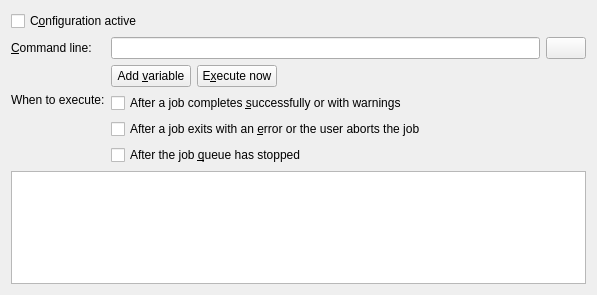
Old version of the form src/mkvtoolnix-gui/forms/main_window/prefs_run_program_widget.ui in the repository jpsdr/MKVToolnix-Windows-7.
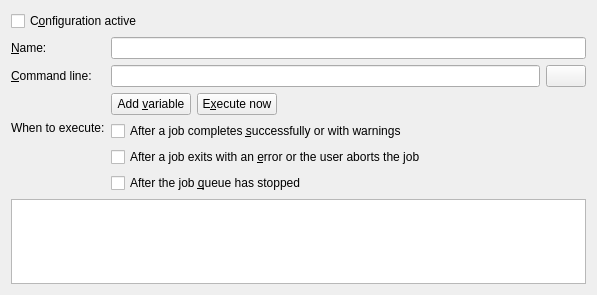
New version of the form. Icons and pictures are not drawn.

Commit message: GUI: run program: allow the user to give configuration a descriptive name

What changed in the file:
```diff
--- a/src/mkvtoolnix-gui/forms/main_window/prefs_run_program_widget.ui
+++ b/src/mkvtoolnix-gui/forms/main_window/prefs_run_program_widget.ui
@@ -23,7 +23,7 @@
    </item>
    <item>
     <layout class="QGridLayout" name="gridLayout">
-     <item row="0" column="0">
+     <item row="1" column="0">
       <widget class="QLabel" name="lCommandLine">
        <property name="text">
         <string>&amp;Command line:</string>
@@ -33,7 +33,7 @@
        </property>
       </widget>
      </item>
-     <item row="0" column="1">
+     <item row="1" column="1">
       <layout class="QHBoxLayout" name="horizontalLayout">
        <item>
         <widget class="QLineEdit" name="leCommandLine"/>
@@ -51,7 +51,34 @@
        </item>
       </layout>
      </item>
-     <item row="1" column="1">
+     <item row="3" column="0">
+      <layout class="QVBoxLayout" name="verticalLayout_2">
+       <item>
+        <widget class="QLabel" name="lWhenToExecute">
+         <property name="text">
+          <string>When to execute:</string>
+         </property>
+        </widget>
+       </item>
+       <item>
+        <spacer name="verticalSpacer_2">
+         <property name="orientation">
+          <enum>Qt::Vertical</enum>
+         </property>
+         <property name="sizeType">
+          <enum>QSizePolicy::MinimumExpanding</enum>
+         </property>
+         <property name="sizeHint" stdset="0">
+          <size>
+           <width>20</width>
+           <height>0</height>
+          </size>
+         </property>
+        </spacer>
+       </item>
+      </layout>
+     </item>
+     <item row="2" column="1">
       <layout class="QHBoxLayout" name="horizontalLayout_2">
        <item>
         <widget class="QPushButton" name="pbAddVariable">
@@ -90,34 +117,7 @@
        </item>
       </layout>
      </item>
-     <item row="2" column="0">
-      <layout class="QVBoxLayout" name="verticalLayout_2">
-       <item>
-        <widget class="QLabel" name="lWhenToExecute">
-         <property name="text">
-          <string>When to execute:</string>
-         </property>
-        </widget>
-       </item>
-       <item>
-        <spacer name="verticalSpacer_2">
-         <property name="orientation">
-          <enum>Qt::Vertical</enum>
-         </property>
-         <property name="sizeType">
-          <enum>QSizePolicy::MinimumExpanding</enum>
-         </property>
-         <property name="sizeHint" stdset="0">
-          <size>
-           <width>20</width>
-           <height>0</height>
-          </size>
-         </property>
-        </spacer>
-       </item>
-      </layout>
-     </item>
-     <item row="2" column="1">
+     <item row="3" column="1">
       <layout class="QVBoxLayout" name="verticalLayout_4">
        <item>
         <widget class="QCheckBox" name="cbAfterJobSuccessful">
@@ -142,6 +142,19 @@
        </item>
       </layout>
      </item>
+     <item row="0" column="0">
+      <widget class="QLabel" name="label">
+       <property name="text">
+        <string>&amp;Name:</string>
+       </property>
+       <property name="buddy">
+        <cstring>leName</cstring>
+       </property>
+      </widget>
+     </item>
+     <item row="0" column="1">
+      <widget class="QLineEdit" name="leName"/>
+     </item>
     </layout>
    </item>
    <item>
@@ -156,8 +169,8 @@
       <string notr="true">&lt;!DOCTYPE HTML PUBLIC &quot;-//W3C//DTD HTML 4.0//EN&quot; &quot;http://www.w3.org/TR/REC-html40/strict.dtd&quot;&gt;
 &lt;html&gt;&lt;head&gt;&lt;meta name=&quot;qrichtext&quot; content=&quot;1&quot; /&gt;&lt;style type=&quot;text/css&quot;&gt;
 p, li { white-space: pre-wrap; }
-&lt;/style&gt;&lt;/head&gt;&lt;body style=&quot; font-family:'Sans'; font-size:11pt; font-weight:400; font-style:normal;&quot;&gt;
-&lt;p style=&quot;-qt-paragraph-type:empty; margin-top:0px; margin-bottom:0px; margin-left:0px; margin-right:0px; -qt-block-indent:0; text-indent:0px;&quot;&gt;&lt;br /&gt;&lt;/p&gt;&lt;/body&gt;&lt;/html&gt;</string>
+&lt;/style&gt;&lt;/head&gt;&lt;body style=&quot; font-family:'Sans'; font-size:10pt; font-weight:400; font-style:normal;&quot;&gt;
+&lt;p style=&quot;-qt-paragraph-type:empty; margin-top:0px; margin-bottom:0px; margin-left:0px; margin-right:0px; -qt-block-indent:0; text-indent:0px; font-size:11pt;&quot;&gt;&lt;br /&gt;&lt;/p&gt;&lt;/body&gt;&lt;/html&gt;</string>
      </property>
     </widget>
    </item>
```
Left out of the diff: 1 changed line with no effect on the pictures. The commit also changes 6 other files.
